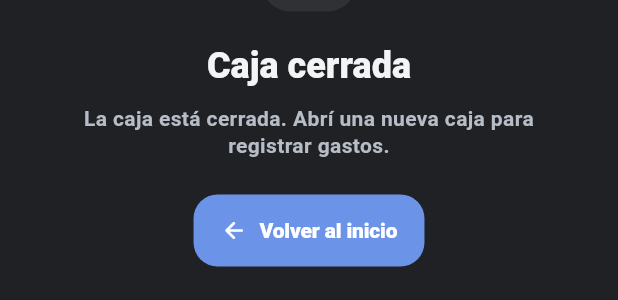
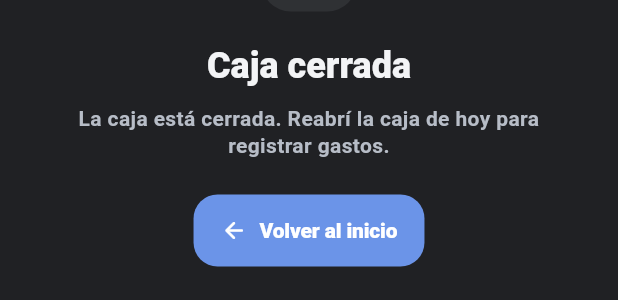
Before and after one commit to bitflowapp/caja-clara, a Flutter app: the _ClosedRegisterExpenseBlocker widget shown alone on an empty page, opened directly with empty values, on a phone screen of 412 x 824 dp. Shown: the part 527-827 px from the top of the screen. Run offline on Flutter 3.47's test engine with Material 3 defaults, Android fonts, the phone set to English and light mode, and no system bars; our stand-ins replace hive_flutter, speech_to_text, web; missing offline and left inert: dart:js_interop, excel, file_selector, mobile_scanner; accounts and stored records are empty.

Commit message:
Improve Caja Clara usability toward 8.5 pilot readiness

```diff
--- a/lib/app/screens/expense_screen.dart
+++ b/lib/app/screens/expense_screen.dart
@@ -433,7 +433,7 @@ class _ExpenseScreenState extends State<ExpenseScreen> {
         ..showSnackBar(
           const SnackBar(
             content: Text(
-              'La caja está cerrada. Abrí una nueva caja para registrar gastos.',
+              'La caja está cerrada. Reabrí la caja de hoy para registrar gastos.',
             ),
           ),
         );
@@ -546,7 +546,7 @@ class _ClosedRegisterExpenseBlocker extends StatelessWidget {
             ),
             const SizedBox(height: 10),
             Text(
-              'La caja está cerrada. Abrí una nueva caja para registrar gastos.',
+              'La caja está cerrada. Reabrí la caja de hoy para registrar gastos.',
               textAlign: TextAlign.center,
               style: theme.textTheme.bodyMedium?.copyWith(
                 color: BpcColors.mutedInk,
--- a/lib/app/screens/sale_screen.dart
+++ b/lib/app/screens/sale_screen.dart
@@ -98,7 +98,7 @@ class _SaleScreenState extends State<SaleScreen> {
           if (store.hasCashClosingToday) {
             return _ClosedRegisterBlocker(
               message:
-                  'La caja está cerrada. Abrí una nueva caja para registrar ventas.',
+                  'La caja está cerrada. Reabrí la caja de hoy para registrar ventas.',
               onGoBack: () => Navigator.of(context).maybePop(),
               onOpenCashRegister: widget.onOpenCashRegister,
             );
@@ -492,7 +492,7 @@ class _SaleScreenState extends State<SaleScreen> {
 
     if (store.hasCashClosingToday) {
       _showMessage(
-        'La caja está cerrada. Abrí una nueva caja para registrar ventas.',
+        'La caja está cerrada. Reabrí la caja de hoy para registrar ventas.',
       );
       return;
     }
```
Also changed, not shown: 1 other file.
